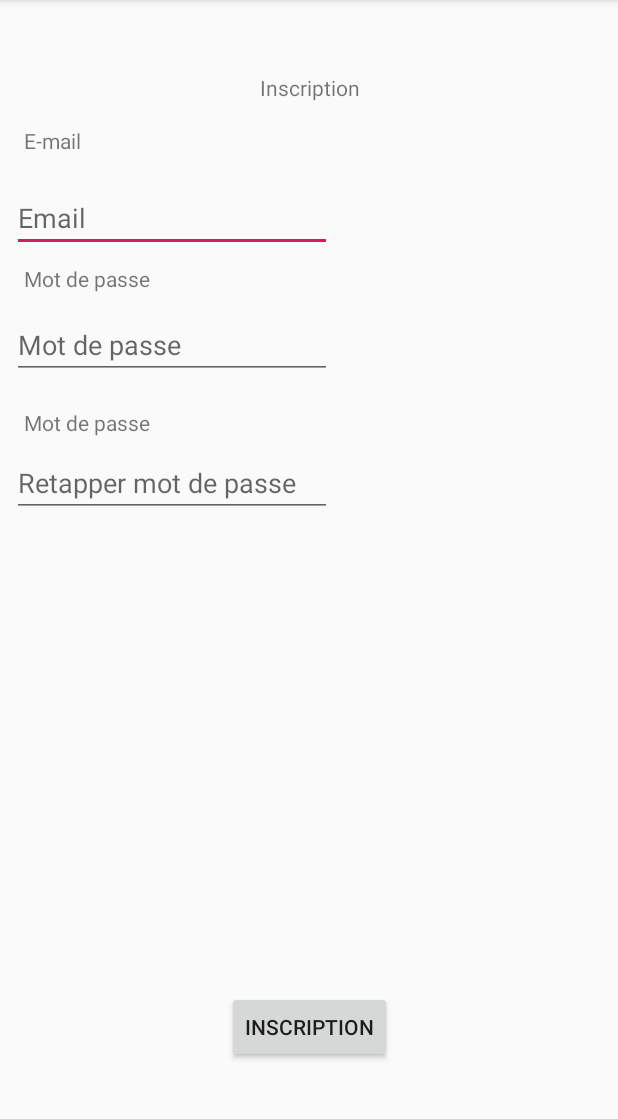
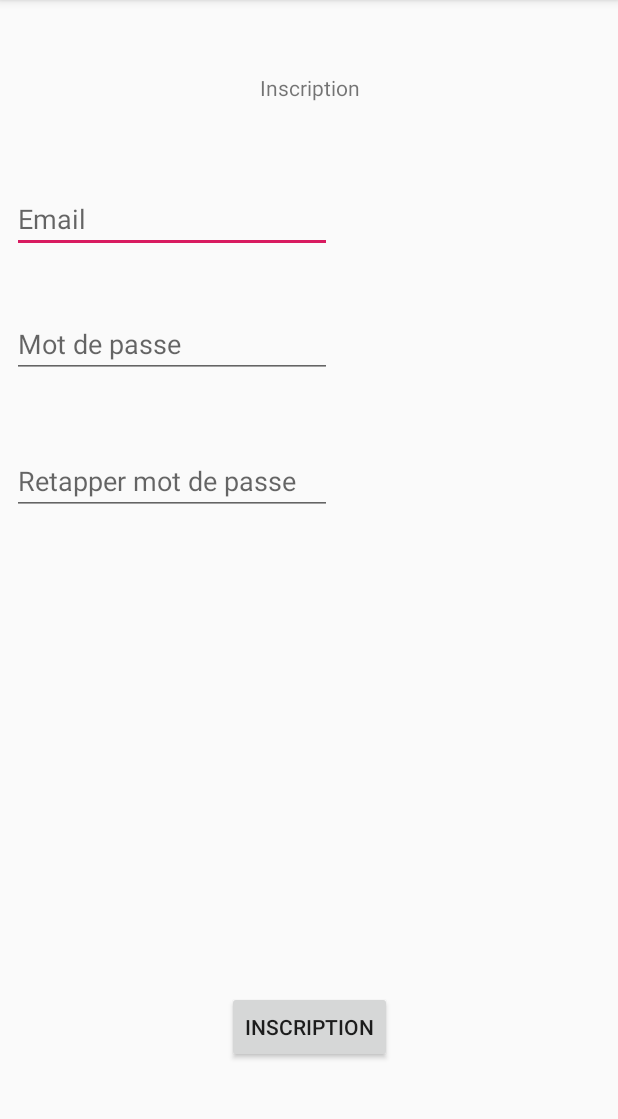
Before and after one commit to modafokerz/loicnels-prjet, an Android app: the screen it shows after launch (InscriptionActivity), after a tap on an icon or button, on a phone screen of 412 x 824 dp, the part 84-1203 px from its top. Run offline under Robolectric (Android 15) with nearby library versions, the phone set to English and light mode, and no system bars.

Commit message:
Traductions 1/2

```diff
--- a/app/src/main/res/layout/activity_inscription.xml
+++ b/app/src/main/res/layout/activity_inscription.xml
@@ -18,50 +18,17 @@
         app:layout_constraintTop_toTopOf="parent"
         app:layout_constraintVertical_bias="0.065" />
 
-    <TextView
-        android:id="@+id/inscription_email"
-        android:layout_width="wrap_content"
-        android:layout_height="wrap_content"
-        android:layout_marginStart="16dp"
-        android:layout_marginLeft="16dp"
-        android:layout_marginTop="84dp"
-        android:text="E-mail"
-        app:layout_constraintStart_toStartOf="parent"
-        app:layout_constraintTop_toTopOf="parent" />
-
-    <TextView
-        android:id="@+id/inscription_passwd"
-        android:layout_width="wrap_content"
-        android:layout_height="wrap_content"
-        android:layout_marginStart="16dp"
-        android:layout_marginLeft="16dp"
-        android:layout_marginTop="176dp"
-        android:text="@string/inscription_fr_passwd"
-        app:layout_constraintStart_toStartOf="parent"
-        app:layout_constraintTop_toTopOf="parent" />
-
-    <TextView
-        android:id="@+id/inscription_passwd2"
-        android:layout_width="wrap_content"
-        android:layout_height="wrap_content"
-        android:layout_marginStart="16dp"
-        android:layout_marginLeft="16dp"
-        android:layout_marginTop="272dp"
-        android:text="@string/inscription_fr_passwd"
-        app:layout_constraintStart_toStartOf="parent"
-        app:layout_constraintTop_toTopOf="parent" />
-
     <EditText
         android:id="@+id/inscription_emailInput"
         android:layout_width="wrap_content"
         android:layout_height="wrap_content"
         android:layout_marginStart="8dp"
         android:layout_marginLeft="8dp"
-        android:layout_marginBottom="8dp"
+        android:layout_marginTop="123dp"
         android:ems="10"
         android:inputType="textEmailAddress"
-        app:layout_constraintBottom_toTopOf="@+id/inscription_passwd"
-        app:layout_constraintStart_toStartOf="parent" />
+        app:layout_constraintStart_toStartOf="parent"
+        app:layout_constraintTop_toTopOf="parent" />
 
     <EditText
         android:id="@+id/inscription_passwdInput"
@@ -69,11 +36,11 @@
         android:layout_height="wrap_content"
         android:layout_marginStart="8dp"
         android:layout_marginLeft="8dp"
-        android:layout_marginTop="12dp"
+        android:layout_marginTop="38dp"
         android:ems="10"
         android:inputType="textPassword"
         app:layout_constraintStart_toStartOf="parent"
-        app:layout_constraintTop_toBottomOf="@+id/inscription_passwd" />
+        app:layout_constraintTop_toBottomOf="@+id/inscription_emailInput" />
 
     <EditText
         android:id="@+id/inscription_passwdInput2"
@@ -81,11 +48,11 @@
         android:layout_height="wrap_content"
         android:layout_marginStart="8dp"
         android:layout_marginLeft="8dp"
-        android:layout_marginTop="104dp"
+        android:layout_marginTop="46dp"
         android:ems="10"
         android:inputType="textPassword"
         app:layout_constraintStart_toStartOf="parent"
-        app:layout_constraintTop_toBottomOf="@+id/inscription_passwd" />
+        app:layout_constraintTop_toBottomOf="@+id/inscription_passwdInput" />
 
     <Button
         android:id="@+id/inscription_nextBtn"
--- a/app/src/main/res/layout/activity_language_choice.xml
+++ b/app/src/main/res/layout/activity_language_choice.xml
@@ -52,7 +52,7 @@
         android:id="@+id/languageChoice_topText"
         android:layout_width="wrap_content"
         android:layout_height="15dp"
-        android:text="@string/languageChoice_fr_top_text"
+        android:text="Please choose your language"
         app:layout_constraintBottom_toTopOf="@+id/languageChoice_fr_flag"
         app:layout_constraintEnd_toEndOf="parent"
         app:layout_constraintHorizontal_bias="0.5"
--- a/app/src/main/res/values/strings.xml
+++ b/app/src/main/res/values/strings.xml
@@ -20,15 +20,22 @@
     <!-- LOGIN STRINGS -->
     <string name="login_fr_passwd_reset">Mot de passe oublié ?</string>
     <string name="login_fr_inscription">S\'inscrire</string>
-    <string name="login_fr_checkBox">Voulez-vous enregistrer votre compte ?</string>
+    <string name="login_fr_checkBox">Se rappeler de moi</string>
 
     <string name="login_en_inscription">Register</string>
     <string name="login_en_passwd_reset">Forgot password ?</string>
+    <string name="login_en_checkBox">Remember me</string>
+
+    <string name="login_ita_inscription">Iscriversi</string>
+    <string name="login_ita_passwd_reset">Password dimenticata ?</string>
+    <string name="login_ita_checkBox">Ricordare me</string>
+
+    <string name="login_de_inscription">Zur Registrierung</string>
+    <string name="login_de_passwd_reset">Passwort vergessen ?</string>
+    <string name="login_de_checkBox">An mich erinnern</string>
 
     <!-- inscription STRINGS -->
-    <string name="inscription_fr_question">Vous êtes...</string>
     <string name="inscription_fr_str">Inscription</string>
-    <string name="inscription_fr_next">Suivant</string>
     <string name="inscription_fr_passwd">Mot de passe</string>
     <string name="inscription_fr_err_empty">Un ou plusieurs champs sont vides</string>
     <string name="inscription_fr_err_email">Email invalide</string>
@@ -36,14 +43,22 @@
     <string name="inscription_fr_err_passwd2">Les 2 mots de passes ne correspondent pas</string>
     <string name="inscription_fr_err_inscr">Email déjà utilisé</string>
     <string name="inscription_fr_err_inscr2">Erreur, contatez un administrateur</string>
-    <string name="inscription_fr_inscrOk">Vous êtes maintenant inscrit.</string>
+    <string name="inscription_fr_inscrOk">Vous êtes maintenant inscrit</string>
+
+    <string name="inscription_ita_str">Registrazione</string>
+    <string name="inscription_ita_passwd">Password</string>
+    <string name="inscription_ita_err_empty">L\'indirizzo email e password sono obbligatori</string>
+    <string name="inscription_ita_err_email">L\'indirizzo email non è valido</string>
+    <string name="inscription_ita_err_passwd">Min. 6 caratteri per la password</string>
+    <string name="inscription_ita_err_passwd2">Le due password devono essere uguali</string>
+    <string name="inscription_ita_err_inscr">L\'e-mail è già utilizzata</string>
+    <string name="inscription_ita_err_inscr2">Errore, contattare un amministratore</string>
+    <string name="inscription_ita_inscrOk">Sei ora registrato</string>
 
 
     <!-- password reset Strings -->
     <string name="passwdReset_fr_email">Votre email</string>
 
-
-    <string name="languageChoice_fr_top_text">Choisissez votre langue</string>
     <string name="title_activity_navigation">NavigationActivity</string>
     <string name="navigation_drawer_open">Open navigation drawer</string>
     <string name="navigation_drawer_close">Close navigation drawer</string>
```
Also changed, not shown: app/src/main/java/ch/nelson/appdev/LoginActivity.java (+14 -0 lines).
